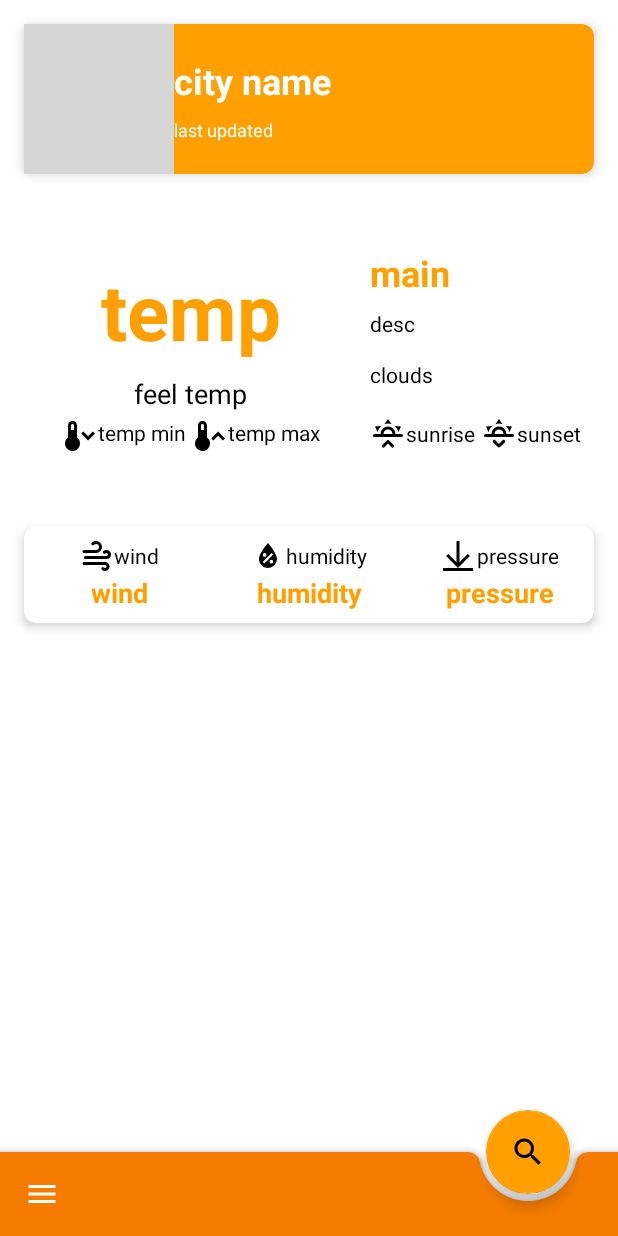
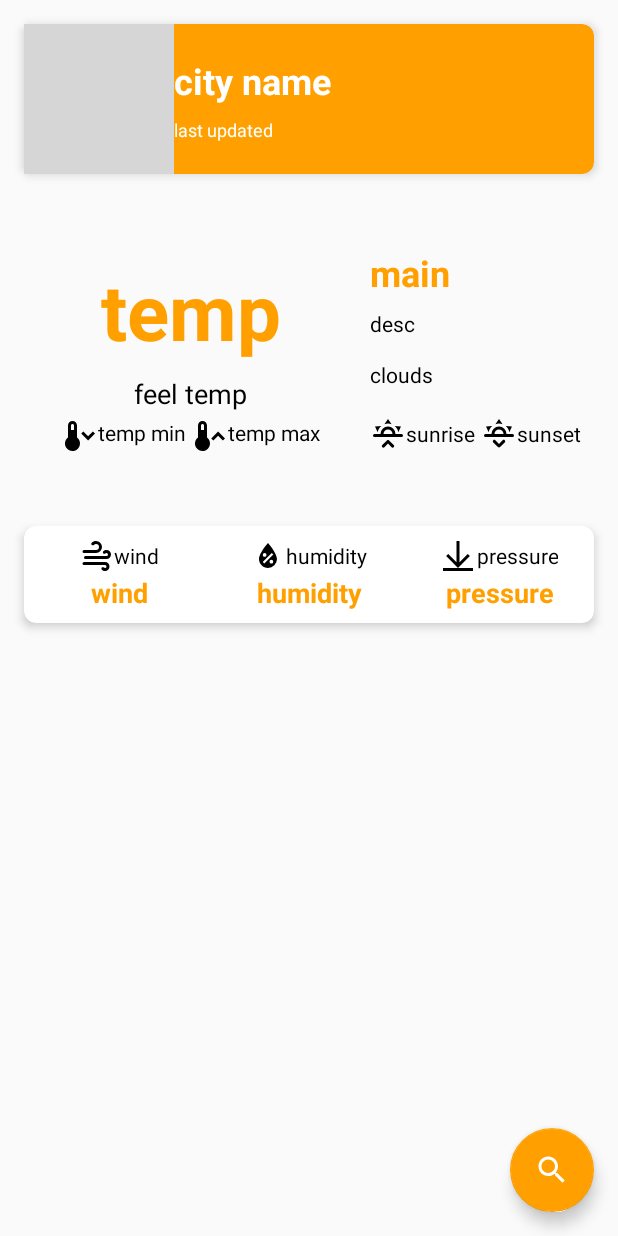
Before and after one commit to AndrejMikolas/WeatherApp, an Android app: the layout home_fragment.xml on its own in the app's theme, with its tools: preview values and no code run, on a phone screen of 412 x 824 dp. Run offline under Robolectric (Android 15) with nearby library versions, the phone set to English and light mode, and no system bars; network calls fail; grey boxes are pictures that could not be loaded.

Commit message:
Removed bottom menu Add API key to properties file

```diff
--- a/app/build.gradle
+++ b/app/build.gradle
@@ -1,6 +1,10 @@
 apply plugin: 'com.android.application'
 apply plugin: 'kotlin-android'
 apply plugin: 'kotlin-android-extensions'
+
+def apikeyPropertiesFile = rootProject.file("apikey.properties")
+def apikeyProperties = new Properties()
+apikeyProperties.load(new FileInputStream(apikeyPropertiesFile))
 
 android {
     compileSdkVersion 28
@@ -14,6 +18,8 @@ android {
         versionName "1.0"
 
         testInstrumentationRunner "androidx.test.runner.AndroidJUnitRunner"
+
+        buildConfigField("String", "WEATHER_API_KEY", apikeyProperties['WEATHER_API_KEY'])
     }
 
     buildTypes {
--- a/app/src/main/java/sk/andrejmik/weatherapp/api_repository/APIConstants.kt
+++ b/app/src/main/java/sk/andrejmik/weatherapp/api_repository/APIConstants.kt
@@ -1,9 +1,11 @@
 package sk.andrejmik.weatherapp.api_repository
+
+import sk.andrejmik.weatherapp.BuildConfig
 
 class APIConstants
 {
     companion object
     {
-        const val weatherApiUrl = "https://api.openweathermap.org/data/2.5/weather?appid=1b7efe59a854cefa683022decfd17edb&units=metric"
+        val weatherApiUrl = "https://api.openweathermap.org/data/2.5/weather?appid=${BuildConfig.WEATHER_API_KEY}&units=metric"
     }
 }
--- a/app/src/main/java/sk/andrejmik/weatherapp/fragments/HomeFragment.kt
+++ b/app/src/main/java/sk/andrejmik/weatherapp/fragments/HomeFragment.kt
@@ -112,13 +112,6 @@ class HomeFragment : Fragment(), SwipeRefreshLayout.OnRefreshListener
         setupViews()
         setupListeners()
         setupSnacks()
-    }
-
-    override fun onViewCreated(view: View, savedInstanceState: Bundle?)
-    {
-        super.onViewCreated(view, savedInstanceState)
-        val activity = (requireActivity() as AppCompatActivity)
-        activity.setSupportActionBar(bottom_bar)
     }
 
     /**
--- a/app/src/main/res/layout/home_fragment.xml
+++ b/app/src/main/res/layout/home_fragment.xml
@@ -10,7 +10,7 @@
             type="sk.andrejmik.weatherapp.objects.WeatherInfo" />
     </data>
 
-    <LinearLayout
+    <androidx.constraintlayout.widget.ConstraintLayout
         android:layout_width="match_parent"
         android:layout_height="match_parent"
         android:fitsSystemWindows="true"
@@ -19,24 +19,26 @@
 
         <androidx.appcompat.widget.SearchView
             android:id="@+id/searchview_city"
-            android:layout_width="match_parent"
+            android:layout_width="0dp"
             android:layout_height="wrap_content"
             android:layout_marginStart="16dp"
             android:layout_marginTop="4dp"
             android:layout_marginEnd="16dp"
             android:visibility="gone"
-            app:iconifiedByDefault="true" />
-
-        <androidx.coordinatorlayout.widget.CoordinatorLayout
-            android:layout_width="match_parent"
-            android:layout_height="match_parent"
-            android:fitsSystemWindows="true">
+            app:iconifiedByDefault="true"
+            app:layout_constraintEnd_toEndOf="parent"
+            app:layout_constraintStart_toStartOf="parent"
+            app:layout_constraintTop_toTopOf="parent" />
 
         <androidx.swiperefreshlayout.widget.SwipeRefreshLayout
             android:id="@+id/swipe_container"
-                android:layout_width="match_parent"
-                android:layout_height="match_parent"
-                app:layout_behavior="@string/appbar_scrolling_view_behavior">
+            android:layout_width="0dp"
+            android:layout_height="0dp"
+            app:layout_behavior="@string/appbar_scrolling_view_behavior"
+            app:layout_constraintBottom_toBottomOf="parent"
+            app:layout_constraintEnd_toEndOf="parent"
+            app:layout_constraintStart_toStartOf="parent"
+            app:layout_constraintTop_toBottomOf="@id/searchview_city">
 
             <ScrollView
                 android:layout_width="match_parent"
@@ -358,24 +360,14 @@
         </androidx.swiperefreshlayout.widget.SwipeRefreshLayout>
         <!--        </FrameLayout>-->
 
-            <com.google.android.material.bottomappbar.BottomAppBar
-                android:id="@+id/bottom_bar"
-                style="@style/Widget.MaterialComponents.BottomAppBar"
-                android:layout_width="match_parent"
-                android:layout_height="wrap_content"
-                android:layout_gravity="bottom"
-                android:backgroundTint="@color/colorPrimaryDark"
-                app:fabAlignmentMode="end"
-                app:fabAnimationMode="slide"
-                app:navigationIcon="@drawable/ic_menu_white_24dp" />
-
         <com.google.android.material.floatingactionbutton.FloatingActionButton
             android:id="@+id/fab_search"
             android:layout_width="wrap_content"
             android:layout_height="wrap_content"
+            android:layout_margin="16dp"
             app:backgroundTint="@color/colorPrimary"
-                app:layout_anchor="@id/bottom_bar"
+            app:layout_constraintBottom_toBottomOf="parent"
+            app:layout_constraintEnd_toEndOf="parent"
             app:srcCompat="@drawable/ic_search_white_24dp" />
-        </androidx.coordinatorlayout.widget.CoordinatorLayout>
-    </LinearLayout>
+    </androidx.constraintlayout.widget.ConstraintLayout>
 </layout>
--- a/app/src/main/res/values/styles.xml
+++ b/app/src/main/res/values/styles.xml
@@ -1,7 +1,8 @@
 <resources>
 
     <!-- Base application theme. -->
-    <style name="AppTheme" parent="Theme.MaterialComponents.Light.NoActionBar">
+    <style name="AppTheme" parent="Theme.AppCompat.Light.DarkActionBar">
+<!--    <style name="AppTheme" parent="Theme.MaterialComponents.Light.NoActionBar">-->
         <!-- Customize your theme here. -->
         <item name="colorPrimary">@color/colorPrimary</item>
         <item name="colorPrimaryDark">@color/colorPrimaryDark</item>
```
Also changed, not shown: 1 other file. Lines whose indentation alone changed are shown as unchanged.
